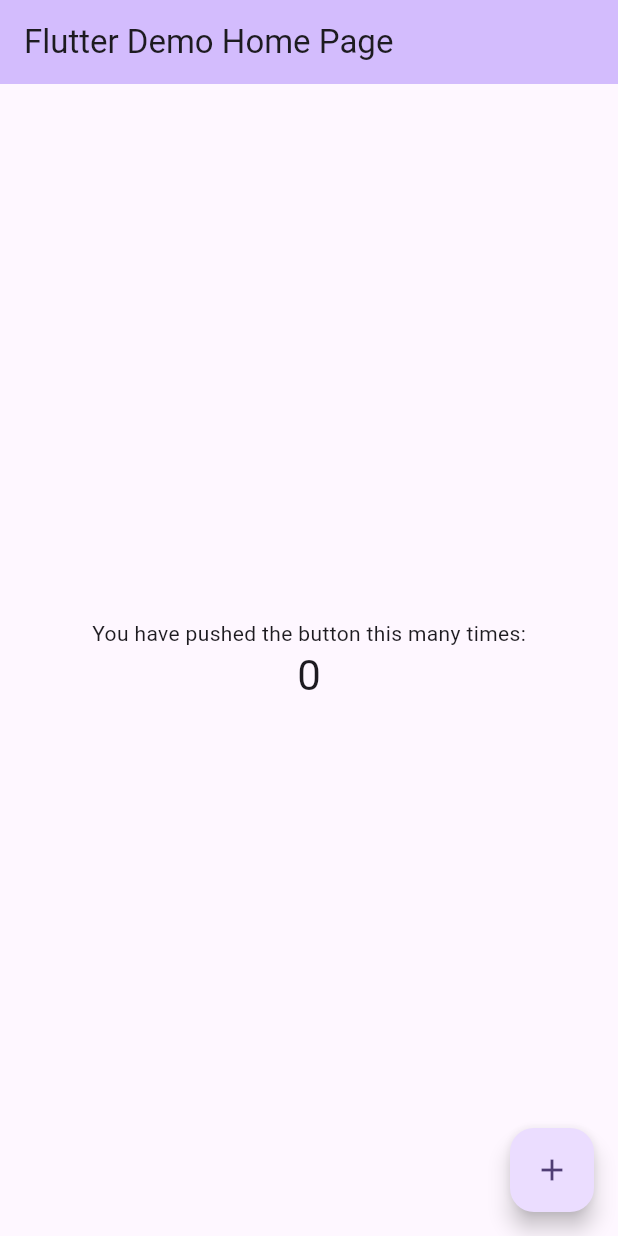
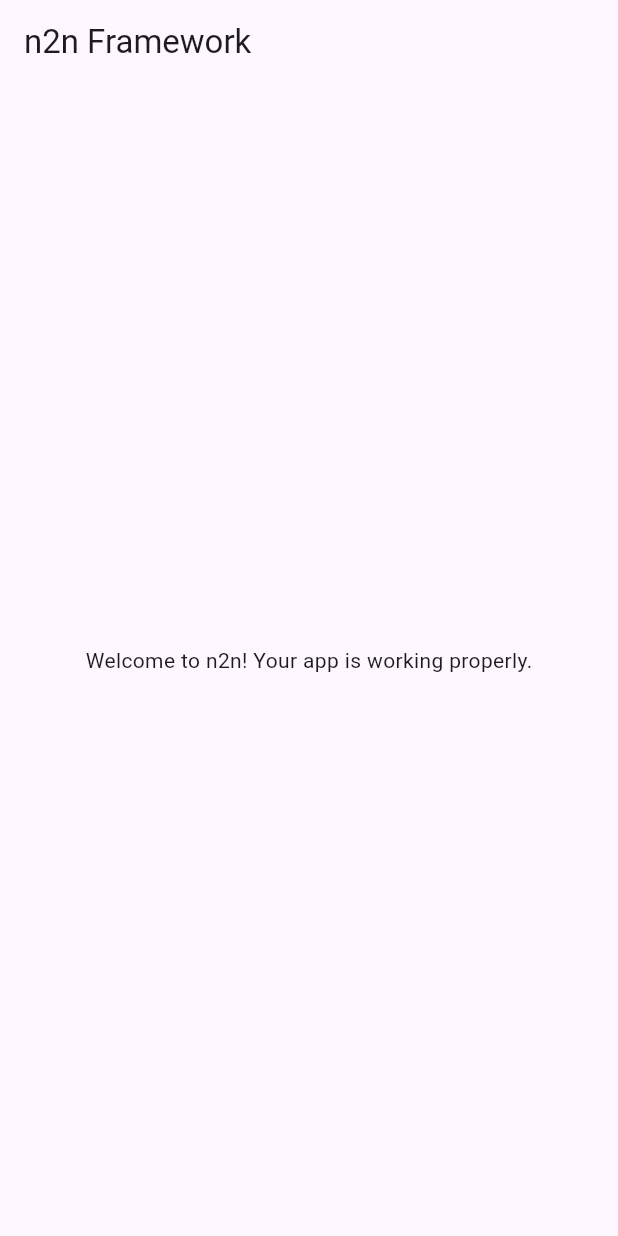
Before and after one commit to TaosifAR/n2n, a Flutter app: the screen it shows after launch, on a phone screen of 412 x 824 dp. Run offline on Flutter 3.47's test engine with Material 3 defaults, Android fonts, the phone set to English and light mode, and no system bars; our stand-ins replace connectivity_plus, equatable, flutter_bloc.

Commit message:
Updated widget test for new architecture

```diff
--- /dev/null
+++ b/lib/feature/screens/root_screen.dart
@@ -0,0 +1,55 @@
+import 'package:flutter/material.dart';
+import 'package:flutter_bloc/flutter_bloc.dart';
+import 'package:n2n/logic/system_bloc/system_bloc.dart';
+import 'package:n2n/logic/system_bloc/system_state.dart';
+
+class RootScreen extends StatelessWidget {
+  const RootScreen({super.key});
+
+  @override
+  Widget build(BuildContext context) {
+    return BlocBuilder<SystemBloc, SystemState>(
+      builder: (context, state) {
+        if (state is SystemNoInternet) {
+          return const Scaffold(
+            body: Center(child: Text("No Internet Connection")),
+          );
+        } else if (state is SystemMaintenance) {
+          return const Scaffold(
+            body: Center(child: Text("System Under Maintenance")),
+          );
+        } else if (state is SystemUpdateRequired) {
+          return Scaffold(
+            body: Center(
+              child: Column(
+                mainAxisAlignment: MainAxisAlignment.center,
+                children: [
+                  const Text(
+                    "A new update is required to continue using the app.",
+                  ),
+                  const SizedBox(height: 20),
+                  ElevatedButton(
+                    onPressed: () {
+                      // Open the update URL
+                      // You can use url_launcher package to open the URL
+                    },
+                    child: const Text("Update Now"),
+                  ),
+                ],
+              ),
+            ),
+          );
+        } else if (state is SystemServerError) {
+          return const Scaffold(
+            body: Center(child: Text("Server Error. Please try again later.")),
+          );
+        }
+
+        return Scaffold(
+          appBar: AppBar(title: const Text("n2n Framework")),
+          body: const Center(child: Text("Welcome to n2n! Your app is working properly.")),
+        );
+      },
+    );
+  }
+}
--- a/lib/main.dart
+++ b/lib/main.dart
@@ -1,121 +1,39 @@
+import 'package:connectivity_plus/connectivity_plus.dart';
 import 'package:flutter/material.dart';
+import 'dart:isolate';
+import 'package:flutter_bloc/flutter_bloc.dart';
+import 'package:n2n/core/background/bacground_service.dart';
+import 'package:n2n/feature/screens/root_screen.dart';
+import 'package:n2n/logic/system_bloc/system_bloc.dart';
+import 'package:n2n/logic/system_bloc/system_event.dart';
 
-void main() {
-  runApp(const MyApp());
+void main() async {
+  WidgetsFlutterBinding.ensureInitialized();
+
+  final receivePort = ReceivePort();
+  await Isolate.spawn(BackgrouondMonitor.start, receivePort.sendPort);
+  runApp(MyApp(receivePort: receivePort));
 }
 
 class MyApp extends StatelessWidget {
-  const MyApp({super.key});
-
-  // This widget is the root of your application.
+  final ReceivePort receivePort;
+  const MyApp({super.key, required this.receivePort});
   @override
   Widget build(BuildContext context) {
-    return MaterialApp(
-      title: 'Flutter Demo',
-      theme: ThemeData(
-        // This is the theme of your application.
-        //
-        // TRY THIS: Try running your application with "flutter run". You'll see
-        // the application has a purple toolbar. Then, without quitting the app,
-        // try changing the seedColor in the colorScheme below to Colors.green
-        // and then invoke "hot reload" (save your changes or press the "hot
-        // reload" button in a Flutter-supported IDE, or press "r" if you used
-        // the command line to start the app).
-        //
-        // Notice that the counter didn't reset back to zero; the application
-        // state is not lost during the reload. To reset the state, use hot
-        // restart instead.
-        //
-        // This works for code too, not just values: Most code changes can be
-        // tested with just a hot reload.
-        colorScheme: .fromSeed(seedColor: Colors.deepPurple),
-      ),
-      home: const MyHomePage(title: 'Flutter Demo Home Page'),
-    );
-  }
-}
+    return BlocProvider(
+      create: (context) {
+        final bloc = SystemBloc();
+        receivePort.listen((message){
+          if(message is String){
+            bloc..add(ServerStatusUpdated(message));
+          }
+        });
+        return bloc..add(SystemAppStarted());
 
-class MyHomePage extends StatefulWidget {
-  const MyHomePage({super.key, required this.title});
-
-  // This widget is the home page of your application. It is stateful, meaning
-  // that it has a State object (defined below) that contains fields that affect
-  // how it looks.
-
-  // This class is the configuration for the state. It holds the values (in this
-  // case the title) provided by the parent (in this case the App widget) and
-  // used by the build method of the State. Fields in a Widget subclass are
-  // always marked "final".
-
-  final String title;
-
-  @override
-  State<MyHomePage> createState() => _MyHomePageState();
-}
-
-class _MyHomePageState extends State<MyHomePage> {
-  int _counter = 0;
-
-  void _incrementCounter() {
-    setState(() {
-      // This call to setState tells the Flutter framework that something has
-      // changed in this State, which causes it to rerun the build method below
-      // so that the display can reflect the updated values. If we changed
-      // _counter without calling setState(), then the build method would not be
-      // called again, and so nothing would appear to happen.
-      _counter++;
-    });
-  }
-
-  @override
-  Widget build(BuildContext context) {
-    // This method is rerun every time setState is called, for instance as done
-    // by the _incrementCounter method above.
-    //
-    // The Flutter framework has been optimized to make rerunning build methods
-    // fast, so that you can just rebuild anything that needs updating rather
-    // than having to individually change instances of widgets.
-    return Scaffold(
-      appBar: AppBar(
-        // TRY THIS: Try changing the color here to a specific color (to
-        // Colors.amber, perhaps?) and trigger a hot reload to see the AppBar
-        // change color while the other colors stay the same.
-        backgroundColor: Theme.of(context).colorScheme.inversePrimary,
-        // Here we take the value from the MyHomePage object that was created by
-        // the App.build method, and use it to set our appbar title.
-        title: Text(widget.title),
-      ),
-      body: Center(
-        // Center is a layout widget. It takes a single child and positions it
-        // in the middle of the parent.
-        child: Column(
-          // Column is also a layout widget. It takes a list of children and
-          // arranges them vertically. By default, it sizes itself to fit its
-          // children horizontally, and tries to be as tall as its parent.
-          //
-          // Column has various properties to control how it sizes itself and
-          // how it positions its children. Here we use mainAxisAlignment to
-          // center the children vertically; the main axis here is the vertical
-          // axis because Columns are vertical (the cross axis would be
-          // horizontal).
-          //
-          // TRY THIS: Invoke "debug painting" (choose the "Toggle Debug Paint"
-          // action in the IDE, or press "p" in the console), to see the
-          // wireframe for each widget.
-          mainAxisAlignment: .center,
-          children: [
-            const Text('You have pushed the button this many times:'),
-            Text(
-              '$_counter',
-              style: Theme.of(context).textTheme.headlineMedium,
-            ),
-          ],
-        ),
-      ),
-      floatingActionButton: FloatingActionButton(
-        onPressed: _incrementCounter,
-        tooltip: 'Increment',
-        child: const Icon(Icons.add),
+      },
+      child: MaterialApp(
+        debugShowCheckedModeBanner: false,
+        home: const RootScreen(),
       ),
     );
   }
```
Also changed, not shown: lib/core/background/bacground_service.dart (added, +28 -0 lines), lib/data/model/app_settings_model.dart (added, +21 -0 lines), lib/data/repositories/setting_repository.dart (added, +16 -0 lines), 1 other file.
